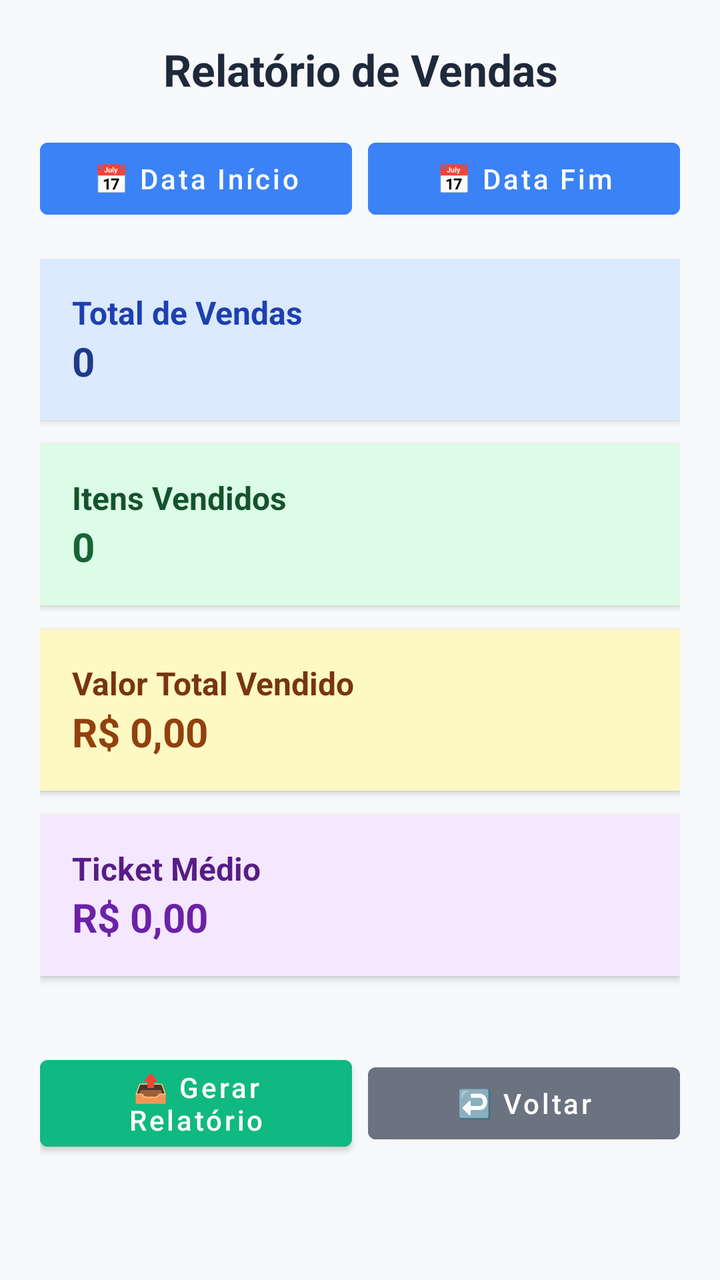
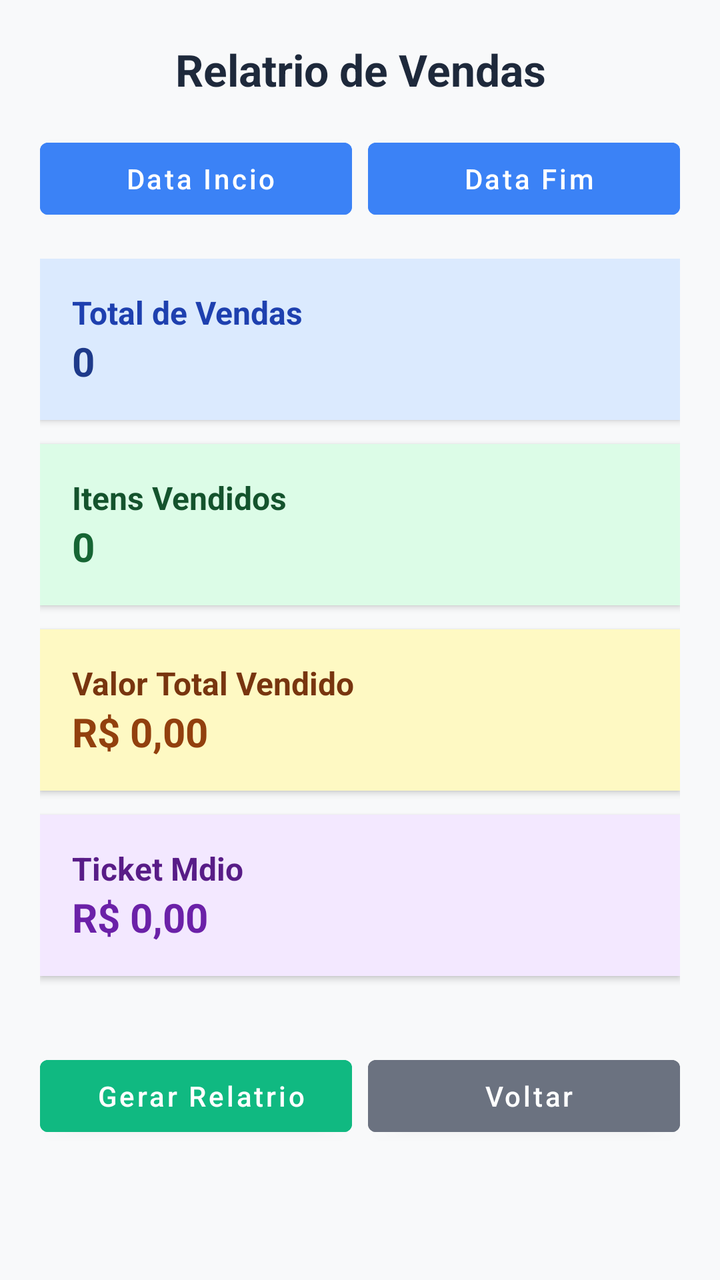

An Android layout rendered at two revisions. The XML below is the earlier revision; the diff shows what the commit changed to produce the second picture.
<!-- AndroidManifest.xml: activity theme Theme.COISABOA -->
<!-- res/layout/activity_vendas.xml -->
<?xml version="1.0" encoding="utf-8"?>
<ScrollView xmlns:android="http://schemas.android.com/apk/res/android"
    android:layout_width="match_parent"
    android:layout_height="match_parent"
    android:background="#F8F9FA"
    android:padding="20dp">

    <LinearLayout
        android:layout_width="match_parent"
        android:layout_height="wrap_content"
        android:orientation="vertical"
        android:gravity="center_horizontal">

        
        <TextView
            android:id="@+id/tvTituloVendas"
            android:layout_width="match_parent"
            android:layout_height="wrap_content"
            android:text="Relatório de Vendas"
            android:textSize="22sp"
            android:textStyle="bold"
            android:textColor="#1E293B"
            android:gravity="center"
            android:paddingBottom="16dp" />

        
        <LinearLayout
            android:layout_width="match_parent"
            android:layout_height="wrap_content"
            android:orientation="horizontal"
            android:gravity="center"
            android:layout_marginBottom="16dp">

            <Button
                android:id="@+id/btnDataInicio"
                android:layout_width="0dp"
                android:layout_height="wrap_content"
                android:layout_weight="1"
                android:text="📅 Data Início"
                android:textAllCaps="false"
                android:backgroundTint="#3B82F6"
                android:textColor="#FFFFFF"
                android:layout_marginEnd="8dp" />

            <Button
                android:id="@+id/btnDataFim"
                android:layout_width="0dp"
                android:layout_height="wrap_content"
                android:layout_weight="1"
                android:text="📅 Data Fim"
                android:textAllCaps="false"
                android:backgroundTint="#3B82F6"
                android:textColor="#FFFFFF" />
        </LinearLayout>

        
        <ProgressBar
            android:id="@+id/progressBarVendas"
            android:layout_width="wrap_content"
            android:layout_height="wrap_content"
            android:visibility="gone"
            android:layout_marginBottom="20dp" />

        
        <LinearLayout
            android:layout_width="match_parent"
            android:layout_height="wrap_content"
            android:orientation="vertical"
            android:dividerPadding="8dp">

            
            <LinearLayout
                android:layout_width="match_parent"
                android:layout_height="wrap_content"
                android:orientation="vertical"
                android:background="#DBEAFE"
                android:padding="16dp"
                android:layout_marginBottom="12dp"
                android:elevation="2dp">

                <TextView
                    android:layout_width="wrap_content"
                    android:layout_height="wrap_content"
                    android:text="Total de Vendas"
                    android:textSize="16sp"
                    android:textStyle="bold"
                    android:textColor="#1E40AF" />

                <TextView
                    android:id="@+id/tvTotalVendas"
                    android:layout_width="wrap_content"
                    android:layout_height="wrap_content"
                    android:text="0"
                    android:textSize="20sp"
                    android:textStyle="bold"
                    android:textColor="#1E3A8A" />
            </LinearLayout>

            
            <LinearLayout
                android:layout_width="match_parent"
                android:layout_height="wrap_content"
                android:orientation="vertical"
                android:background="#DCFCE7"
                android:padding="16dp"
                android:layout_marginBottom="12dp"
                android:elevation="2dp">

                <TextView
                    android:layout_width="wrap_content"
                    android:layout_height="wrap_content"
                    android:text="Itens Vendidos"
                    android:textSize="16sp"
                    android:textStyle="bold"
                    android:textColor="#14532D" />

                <TextView
                    android:id="@+id/tvItensVendidos"
                    android:layout_width="wrap_content"
                    android:layout_height="wrap_content"
                    android:text="0"
                    android:textSize="20sp"
                    android:textStyle="bold"
                    android:textColor="#166534" />
            </LinearLayout>

            
            <LinearLayout
                android:layout_width="match_parent"
                android:layout_height="wrap_content"
                android:orientation="vertical"
                android:background="#FEF9C3"
                android:padding="16dp"
                android:layout_marginBottom="12dp"
                android:elevation="2dp">

                <TextView
                    android:layout_width="wrap_content"
                    android:layout_height="wrap_content"
                    android:text="Valor Total Vendido"
                    android:textSize="16sp"
                    android:textStyle="bold"
                    android:textColor="#78350F" />

                <TextView
                    android:id="@+id/tvValorTotal"
                    android:layout_width="wrap_content"
                    android:layout_height="wrap_content"
                    android:text="R$ 0,00"
                    android:textSize="20sp"
                    android:textStyle="bold"
                    android:textColor="#92400E" />
            </LinearLayout>

            
            <LinearLayout
                android:layout_width="match_parent"
                android:layout_height="wrap_content"
                android:orientation="vertical"
                android:background="#F3E8FF"
                android:padding="16dp"
                android:layout_marginBottom="12dp"
                android:elevation="2dp">

                <TextView
                    android:layout_width="wrap_content"
                    android:layout_height="wrap_content"
                    android:text="Ticket Médio"
                    android:textSize="16sp"
                    android:textStyle="bold"
                    android:textColor="#581C87" />

                <TextView
                    android:id="@+id/tvTicketMedio"
                    android:layout_width="wrap_content"
                    android:layout_height="wrap_content"
                    android:text="R$ 0,00"
                    android:textSize="20sp"
                    android:textStyle="bold"
                    android:textColor="#6B21A8" />
            </LinearLayout>
        </LinearLayout>

        
        <LinearLayout
            android:layout_width="match_parent"
            android:layout_height="wrap_content"
            android:orientation="horizontal"
            android:gravity="center"
            android:layout_marginTop="24dp">

            <Button
                android:id="@+id/btnGerarRelatorio"
                android:layout_width="0dp"
                android:layout_height="wrap_content"
                android:layout_weight="1"
                android:text="📤 Gerar Relatório"
                android:textAllCaps="false"
                android:backgroundTint="#10B981"
                android:textColor="#FFFFFF"
                android:layout_marginEnd="8dp" />

            <Button
                android:id="@+id/btnVoltar"
                android:layout_width="0dp"
                android:layout_height="wrap_content"
                android:layout_weight="1"
                android:text="↩️ Voltar"
                android:textAllCaps="false"
                android:backgroundTint="#6B7280"
                android:textColor="#FFFFFF" />
        </LinearLayout>

    </LinearLayout>
</ScrollView>
<!-- resources referenced by this layout -->
<resources>
  <style name="Theme.COISABOA" parent="Theme.MaterialComponents.DayNight.NoActionBar">
          <item name="colorPrimary">@color/purple_500</item>
          <item name="colorPrimaryVariant">@color/purple_700</item>
          <item name="colorSecondary">@color/teal_200</item>
          <item name="android:statusBarColor" tools:targetApi="l">?attr/colorPrimaryVariant</item>
      </style>
  <color name="purple_500">#6200EE</color>
  <color name="purple_700">#3700B3</color>
  <color name="teal_200">#03DAC5</color>
</resources>

<!-- the commit's change to res/layout/activity_vendas.xml (unified diff, before → after) -->
@@ -16,7 +16,7 @@
             android:id="@+id/tvTituloVendas"
             android:layout_width="match_parent"
             android:layout_height="wrap_content"
-            android:text="Relatório de Vendas"
+            android:text="Relatrio de Vendas"
             android:textSize="22sp"
             android:textStyle="bold"
             android:textColor="#1E293B"
@@ -36,7 +36,7 @@
                 android:layout_width="0dp"
                 android:layout_height="wrap_content"
                 android:layout_weight="1"
-                android:text="📅 Data Início"
+                android:text=" Data Incio"
                 android:textAllCaps="false"
                 android:backgroundTint="#3B82F6"
                 android:textColor="#FFFFFF"
@@ -47,7 +47,7 @@
                 android:layout_width="0dp"
                 android:layout_height="wrap_content"
                 android:layout_weight="1"
-                android:text="📅 Data Fim"
+                android:text=" Data Fim"
                 android:textAllCaps="false"
                 android:backgroundTint="#3B82F6"
                 android:textColor="#FFFFFF" />
@@ -165,7 +165,7 @@
                 <TextView
                     android:layout_width="wrap_content"
                     android:layout_height="wrap_content"
-                    android:text="Ticket Médio"
+                    android:text="Ticket Mdio"
                     android:textSize="16sp"
                     android:textStyle="bold"
                     android:textColor="#581C87" />
@@ -194,7 +194,7 @@
                 android:layout_width="0dp"
                 android:layout_height="wrap_content"
                 android:layout_weight="1"
-                android:text="📤 Gerar Relatório"
+                android:text=" Gerar Relatrio"
                 android:textAllCaps="false"
                 android:backgroundTint="#10B981"
                 android:textColor="#FFFFFF"
@@ -205,7 +205,7 @@
                 android:layout_width="0dp"
                 android:layout_height="wrap_content"
                 android:layout_weight="1"
-                android:text="↩️ Voltar"
+                android:text=" Voltar"
                 android:textAllCaps="false"
                 android:backgroundTint="#6B7280"
                 android:textColor="#FFFFFF" />
